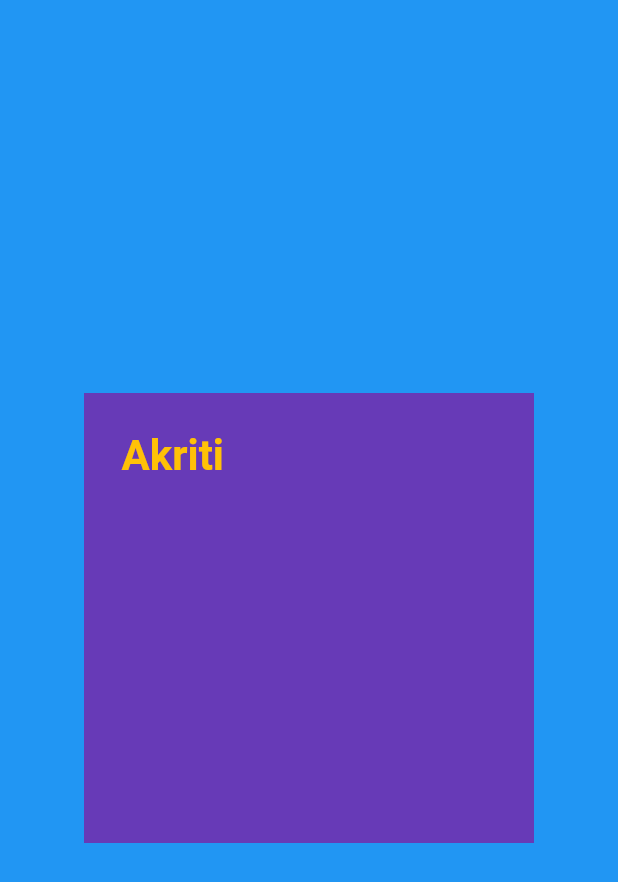
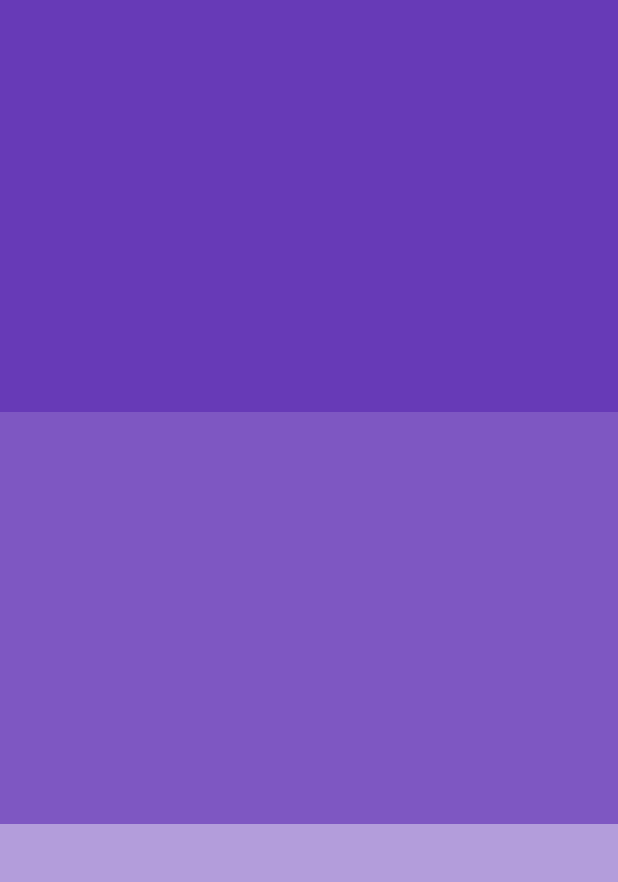
Before and after one commit to AkritiSubedi/flutter_course1, a Flutter app: the screen it shows after launch, on a phone screen of 412 x 824 dp. Shown: the top 882 px of the screen. Run offline on Flutter 3.47's test engine with Material 2 defaults, Android fonts, the light colour scheme and no system bars.

Commit message:
rowand column

```diff
--- a/lib/main.dart
+++ b/lib/main.dart
@@ -13,20 +13,26 @@ class MyApps extends StatelessWidget {
     return MaterialApp(
       debugShowCheckedModeBanner: false,
       home: Scaffold(
-        backgroundColor: Colors.blue,
-        body: Center(child: Container(
-          height: 300,
-          width: 300, color:
-          Colors.deepPurple,
-          padding: EdgeInsets.all(25),
-          child: Text("Akriti",
-          style: TextStyle(
-            color: Colors.amber,
-            fontSize:28,
-            fontWeight: FontWeight.bold,
+        body: Column(
+          mainAxisAlignment: MainAxisAlignment.spaceEvenly,
+          children: [
+            Expanded(
+              child: Container(
+                color: Colors.deepPurple,
+              ),
             ),
-          ),
-          )),
+            Expanded(
+              child: Container(
+                color: Colors.deepPurple[400],
+              ),
+            ),
+            Expanded(
+              child: Container(
+                color: Colors.deepPurple[200],
+              ),
+            ),
+          ],
+        )
       ),
     );
   }
```
